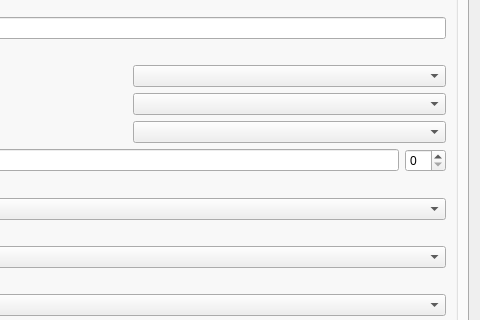
Qt form gui/nad_maps_dialog_base.ui (NAD-Dataplatform/NADmaps) before a commit; both pictures show x 220 to 700 and y 126 to 446 of the 700 by 730 pixel window.
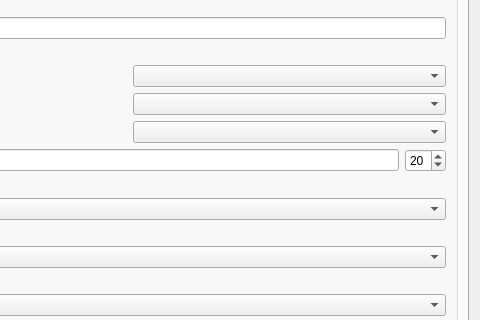
The same form after that commit. The open tabs and pages were chosen to show the change.

What changed in the file:
```diff
--- a/gui/nad_maps_dialog_base.ui
+++ b/gui/nad_maps_dialog_base.ui
@@ -716,7 +716,11 @@
              </widget>
             </item>
             <item>
-             <widget class="QSpinBox" name="spinBox_TitelFontSize"/>
+             <widget class="QSpinBox" name="spinBox_TitelFontSize">
+              <property name="value">
+               <number>20</number>
+              </property>
+             </widget>
             </item>
            </layout>
           </item>
```
Left out of the diff: 2 changed lines with no effect on the pictures.
